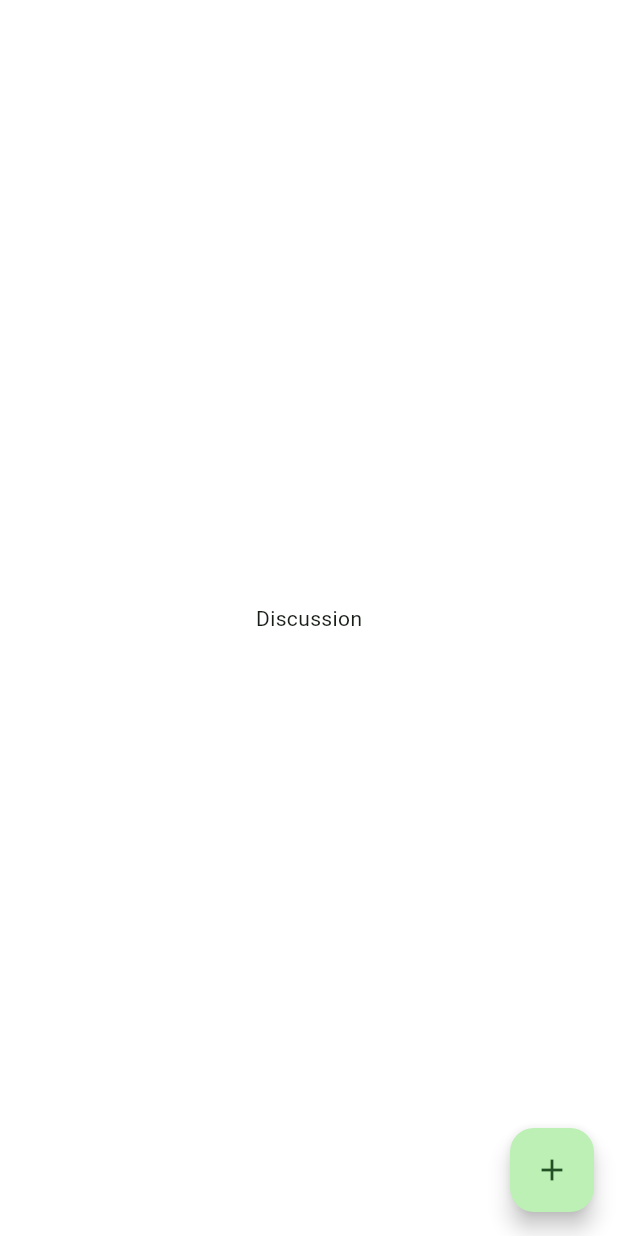
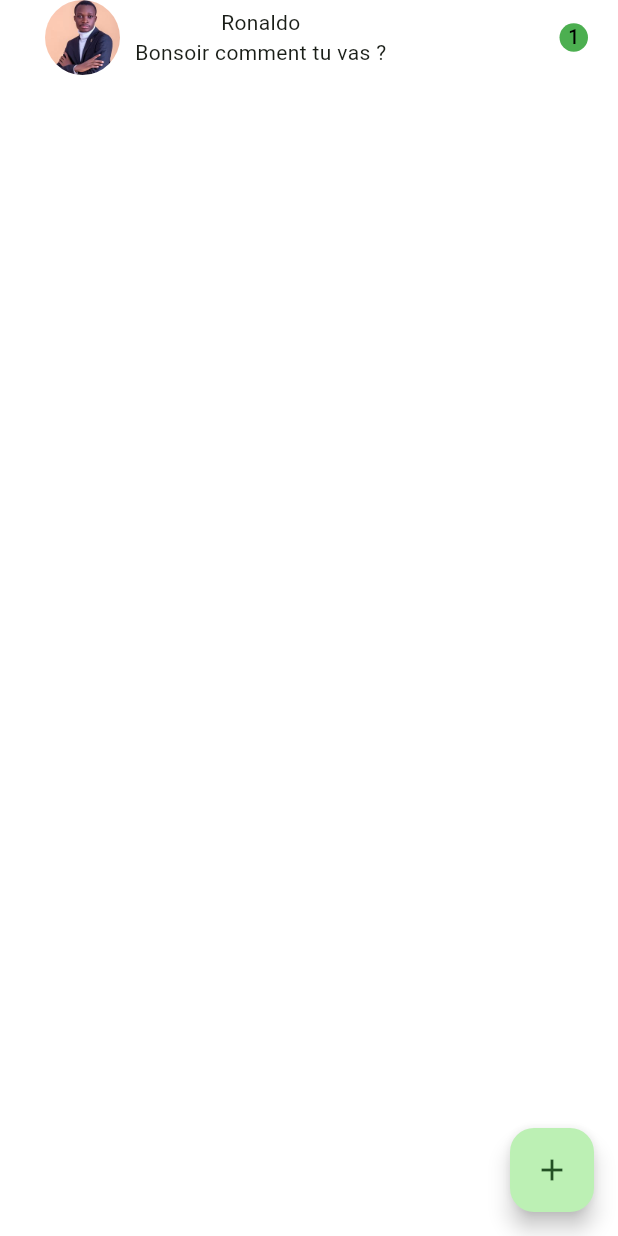
Before and after one commit to Ronaldo-F-dev/whatsapp_bottom_bar, a Flutter app: the Discussion screen opened directly, on a phone screen of 412 x 824 dp. Run offline on Flutter 3.47's test engine with Material 3 defaults, Android fonts, the phone set to English and light mode, and no system bars.

Commit message:
Design de la page de discussion

```diff
--- a/lib/Discussion.dart
+++ b/lib/Discussion.dart
@@ -16,8 +16,74 @@ class DiscussionState extends State<Discussion>{
      floatingActionButton: FloatingActionButton(onPressed: (){},
        child: Icon(Icons.add),
      ),
-     body: Center(
-       child: Text("Discussion"),
+     body: Scaffold(
+        body: ListView(
+          children: [
+            Padding(
+                padding: EdgeInsets.symmetric(horizontal: 20),
+              child: Row(
+                mainAxisAlignment: MainAxisAlignment.spaceBetween,
+
+                children: [
+                  Column(
+                    children: [
+                      Row(
+                        mainAxisAlignment: MainAxisAlignment.start,
+                        children: [
+
+                          Column(
+                            children: [
+                              Container(
+                                margin: EdgeInsets.fromLTRB(10, 0, 10, 0),
+                                width: 50,
+                                height: 50,
+                                decoration: BoxDecoration(
+                                  borderRadius: BorderRadius.circular(100),
+                                  image:DecorationImage(image: AssetImage("assets/ronaldo.jpg"),
+                                      fit: BoxFit.cover
+                                  ),
+
+                                ),
+                              ),
+                            ],
+                          ),
+                          Column(
+                            mainAxisAlignment: MainAxisAlignment.start,
+                            children: [
+                              Row(
+                                mainAxisAlignment: MainAxisAlignment.start,
+                                children: [
+                                  Text("Ronaldo"),
+                                ],
+                              ),
+                              Row(
+                                children: [
+                                  Text("Bonsoir comment tu vas ?")
+                                ],
+                              )
+                            ],
+                          ),
+                        ],
+                      )
+
+                    ],
+                  ),
+
+                  Column(
+                    children: [
+                      Badge(
+                        textColor: Colors.black,
+                        label: Text("1",style: TextStyle(fontSize: 13),),
+                        backgroundColor: Colors.green,
+                      )
+                    ],
+                  )
+                ],
+              ),
+
+            ),
+          ],
+        ),
      ),
    );
   }
--- a/lib/main.dart
+++ b/lib/main.dart
@@ -63,12 +63,12 @@ class HomeState extends State<Home>{
         appBar: AppBar(
           title: Text("WhatsApp"),
           actions: [
-            Row(
-              mainAxisAlignment: MainAxisAlignment.spaceBetween,
+            Wrap(
+              spacing: 20, // Définit l’espace entre les éléments
               children: [
                 Icon(Icons.camera_alt),
                 Icon(Icons.search),
-                Icon(Icons.more_vert)
+                Icon(Icons.more_vert),
               ],
             )
           ],
@@ -111,5 +111,4 @@ class HomeState extends State<Home>{
       ),
     );
   }
-
 }
--- a/pubspec.yaml
+++ b/pubspec.yaml
@@ -58,9 +58,9 @@ flutter:
   uses-material-design: true
 
   # To add assets to your application, add an assets section, like this:
-  # assets:
-  #   - images/a_dot_burr.jpeg
-  #   - images/a_dot_ham.jpeg
+  assets:
+     - assets/ronaldo.jpg
+     - assets/
 
   # An image asset can refer to one or more resolution-specific "variants", see
   # https://flutter.dev/to/resolution-aware-images
```
Also changed, not shown: assets/ronaldo.jpg (added).
